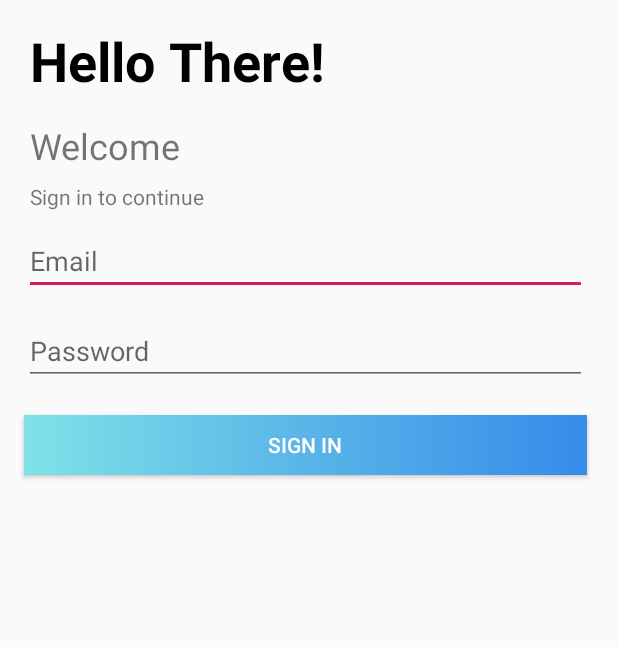
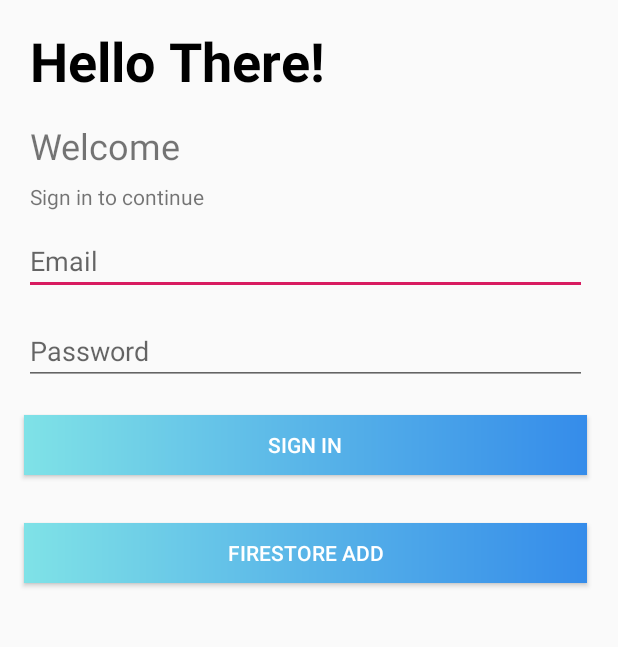
Before and after one commit to furkan3535/DostumAppAndroid, an Android app: the screen it shows after launch (LoginScreen), on a phone screen of 412 x 824 dp, the part 300-947 px from its top. Run offline under Robolectric (Android 15) with nearby library versions, the phone set to English and light mode, and no system bars; our stand-ins replace Firebase (no records; nobody signed in at launch, a user with empty details on screens opened directly).

Commit message:
29 mayıs 2020 saat 00:28 cuma sabah ezanı öncesi

```diff
--- a/app/build.gradle
+++ b/app/build.gradle
@@ -23,9 +23,7 @@ dependencies {
     implementation fileTree(dir: 'libs', include: ['*.jar'])
     implementation 'androidx.appcompat:appcompat:1.0.2'
     implementation 'androidx.constraintlayout:constraintlayout:1.1.3'
-    implementation 'com.google.firebase:firebase-database:16.0.4'
-    testImplementation 'junit:junit:4.12'
-    androidTestImplementation 'androidx.test.ext:junit:1.1.0'
-    androidTestImplementation 'androidx.test.espresso:espresso-core:3.1.1'
+    implementation 'com.google.firebase:firebase-database:19.3.0'
     implementation 'com.google.firebase:firebase-auth:19.3.1'
+    implementation 'com.google.firebase:firebase-firestore:21.4.3'
 }
--- a/app/src/main/java/com/example/a20mart/LoginScreen.java
+++ b/app/src/main/java/com/example/a20mart/LoginScreen.java
@@ -12,16 +12,27 @@ import androidx.annotation.NonNull;
 import androidx.appcompat.app.AppCompatActivity;
 
 import com.google.android.gms.tasks.OnCompleteListener;
+import com.google.android.gms.tasks.OnFailureListener;
+import com.google.android.gms.tasks.OnSuccessListener;
 import com.google.android.gms.tasks.Task;
 import com.google.firebase.auth.AuthResult;
 import com.google.firebase.auth.FirebaseAuth;
 import com.google.firebase.auth.FirebaseUser;
+import com.google.firebase.firestore.DocumentReference;
+import com.google.firebase.firestore.FirebaseFirestore;
+
+import java.util.Calendar;
+import java.util.HashMap;
+import java.util.Map;
 
 public class LoginScreen extends AppCompatActivity {
 
     EditText emailET,passwordET;
-    Button signInWithEmail;
+    Button signInWithEmail,firestoreAddButton;
     private FirebaseAuth mAuth;
+    public static FirebaseUser currentUser;
+    public static FirebaseFirestore db;
+    private static final String TAG = "FB Login";
 
     private void intentToMain(){
         startActivity(new Intent(this,MainActivity.class));
@@ -31,14 +42,43 @@ public class LoginScreen extends AppCompatActivity {
     protected void onCreate(Bundle savedInstanceState) {
         super.onCreate(savedInstanceState);
         setContentView(R.layout.activity_login);
-        emailET = (EditText)findViewById( R.id.emailET);
-        passwordET = (EditText)findViewById( R.id.passwordET);
-        signInWithEmail = (Button)findViewById(R.id.signInWithEmailBtn);
+        emailET = findViewById( R.id.emailET);
+        passwordET = findViewById( R.id.passwordET);
+        signInWithEmail = findViewById(R.id.signInWithEmailBtn);
+        firestoreAddButton = findViewById(R.id.firestoreAddButton);
         mAuth = FirebaseAuth.getInstance();
         signInWithEmail.setOnClickListener(signInWithEmailPressed);
+        firestoreAddButton.setOnClickListener(firestoreAddButtonPressed);
+        db = FirebaseFirestore.getInstance();
+
+
     }
 
 
+    View.OnClickListener firestoreAddButtonPressed  = new  View.OnClickListener(){
+        @Override
+        public void onClick(View v) {
+            Map<String, Object> user = new HashMap<>();
+            user.put("UserId", currentUser.getUid());
+            user.put("Date", Calendar.getInstance().getTime());
+
+
+            db.collection("CallData")
+                    .add(user)
+                    .addOnSuccessListener(new OnSuccessListener<DocumentReference>() {
+                        @Override
+                        public void onSuccess(DocumentReference documentReference) {
+                            Log.d(TAG, "DocumentSnapshot added with ID: " + documentReference.getId());
+                        }
+                    })
+                    .addOnFailureListener(new OnFailureListener() {
+                        @Override
+                        public void onFailure(@NonNull Exception e) {
+                            Log.w(TAG, "Error adding document", e);
+                        }
+                    });
+        }
+    };
 
     View.OnClickListener signInWithEmailPressed = new View.OnClickListener() {
         @Override
@@ -47,12 +87,11 @@ public class LoginScreen extends AppCompatActivity {
                     .addOnCompleteListener( new OnCompleteListener<AuthResult>() {
                         @Override
                         public void onComplete(@NonNull Task<AuthResult> task) {
-                            String TAG = "FB Login";
                             if (task.isSuccessful()) {
                                 // Sign in success, update UI with the signed-in user's information
                                 Log.d(TAG, "signInWithEmail:success");
-                                FirebaseUser user = mAuth.getCurrentUser();
-                                intentToMain();
+                                currentUser = mAuth.getCurrentUser();
+                                //intentToMain();
 
                             } else {
                                 // If sign in fails, display a message to the user.
--- a/app/src/main/res/layout/activity_login.xml
+++ b/app/src/main/res/layout/activity_login.xml
@@ -91,4 +91,18 @@
         app:layout_constraintStart_toStartOf="parent"
         app:layout_constraintTop_toBottomOf="@+id/passwordET" />
 
+    <Button
+        android:id="@+id/firestoreAddButton"
+        android:layout_width="375dp"
+        android:layout_height="40dp"
+        android:layout_marginTop="32dp"
+        android:background="@drawable/gradient"
+        android:radius="10dp"
+        android:text="Firestore Add"
+        android:textColor="@color/common_google_signin_btn_text_dark_default"
+        app:layout_constraintEnd_toEndOf="parent"
+        app:layout_constraintHorizontal_bias="0.444"
+        app:layout_constraintStart_toStartOf="parent"
+        app:layout_constraintTop_toBottomOf="@+id/signInWithEmailBtn" />
+
 </androidx.constraintlayout.widget.ConstraintLayout>
--- a/build.gradle
+++ b/build.gradle
@@ -7,8 +7,8 @@ buildscript {
 
     }
     dependencies {
-        classpath 'com.android.tools.build:gradle:3.6.1'
-        classpath 'com.google.gms:google-services:4.2.0'
+        classpath 'com.android.tools.build:gradle:3.6.3'
+        classpath 'com.google.gms:google-services:4.3.3'
 
         // NOTE: Do not place your application dependencies here; they belong
         // in the individual module build.gradle files
```
